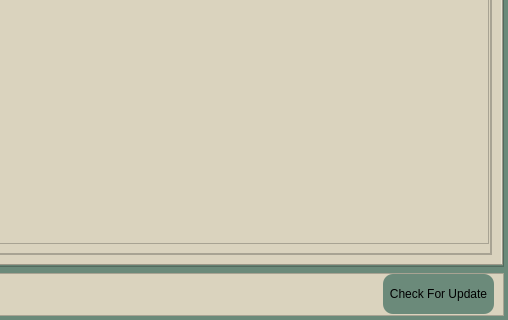
Old version of the form fiixi.ui in the repository ahmedasser1991/AutoFiix; both pictures show x 474 to 982 and y 567 to 887 of the 982 by 887 pixel window.
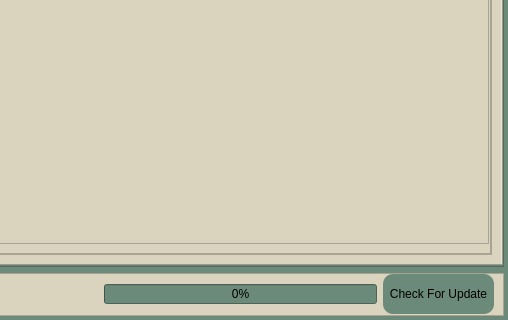
New version of the form. Icons and pictures are not drawn.

Patch:
```diff
--- a/fiixi.ui
+++ b/fiixi.ui
@@ -876,7 +876,26 @@
         </spacer>
        </item>
        <item>
-        <widget class="QPushButton" name="pushButton">
+        <widget class="QProgressBar" name="downloadProgressBar">
+         <property name="minimumSize">
+          <size>
+           <width>273</width>
+           <height>0</height>
+          </size>
+         </property>
+         <property name="maximumSize">
+          <size>
+           <width>16777215</width>
+           <height>20</height>
+          </size>
+         </property>
+         <property name="value">
+          <number>0</number>
+         </property>
+        </widget>
+       </item>
+       <item>
+        <widget class="QPushButton" name="updateAppPB">
          <property name="minimumSize">
           <size>
            <width>111</width>
```
